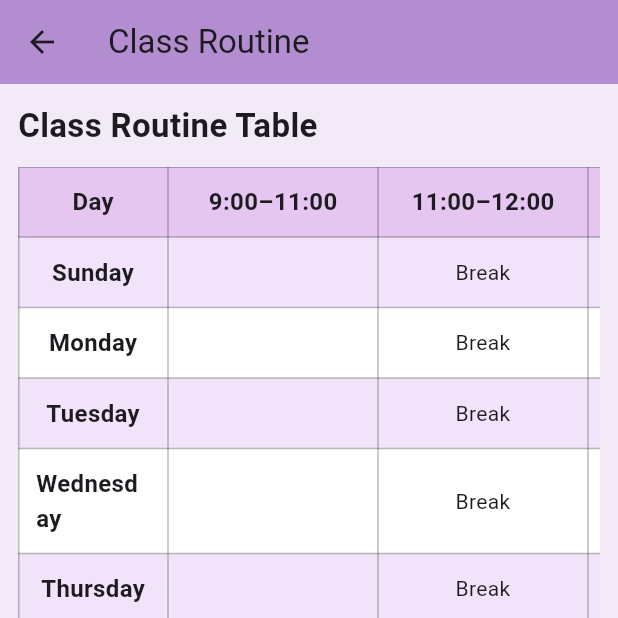
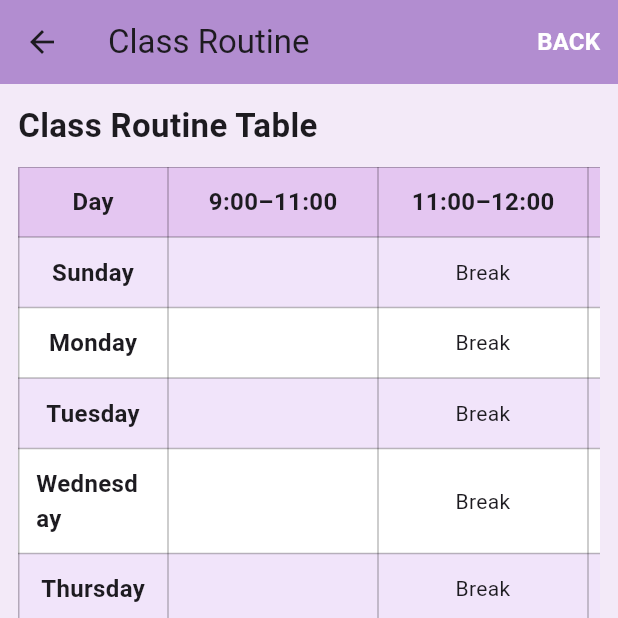
Before and after one commit to sumangiri109/Hamro_Class, a Flutter app: the ClassRoutineScreen screen opened directly, on a phone screen of 412 x 824 dp, the top half of it. Run offline on Flutter 3.47's test engine with Material 3 defaults, Android fonts, the phone set to English and light mode, and no system bars; our stand-ins replace cloud_firestore, firebase_auth, firebase_core, google_fonts; accounts and stored records are empty; Roboto replaces fonts that are missing (Georgia); statements that could not run were skipped.

```diff
--- a/lib/presentation/screens/announcement.dart
+++ b/lib/presentation/screens/announcement.dart
@@ -211,3 +211,6 @@ class AnnouncementCard extends StatelessWidget {
     );
   }
 }
+
+//saugat
+//yeah
--- a/lib/presentation/screens/class_routine.dart
+++ b/lib/presentation/screens/class_routine.dart
@@ -67,12 +67,30 @@ class _ClassRoutineScreenState extends State<ClassRoutineScreen> {
         backgroundColor: const Color(0xFFB28DD0),
         leading: IconButton(
           icon: const Icon(Icons.arrow_back),
-          onPressed: () => Navigator.pop(context),
+          onPressed: () {
+            Navigator.of(context).pop();
+          },
         ),
         title: const Text(
           'Class Routine',
           style: TextStyle(fontFamily: 'Georgia'),
         ),
+        actions: [
+          TextButton(
+            onPressed: () {
+              Navigator.of(context).pop();
+            },
+            child: const Text(
+              "BACK",
+              style: TextStyle(
+                color: Colors.white,
+                fontFamily: 'Georgia',
+                fontSize: 16,
+                fontWeight: FontWeight.bold,
+              ),
+            ),
+          ),
+        ],
       ),
       floatingActionButton: isCR!
           ? FloatingActionButton.extended(
```
